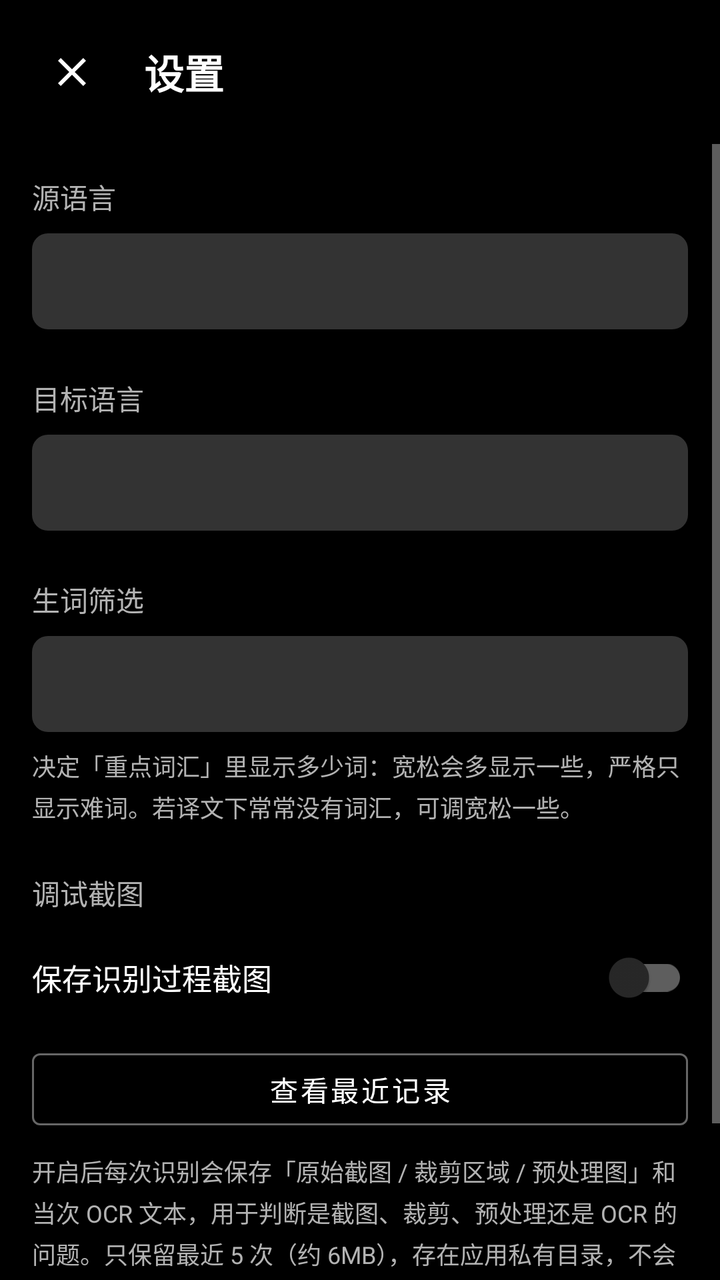
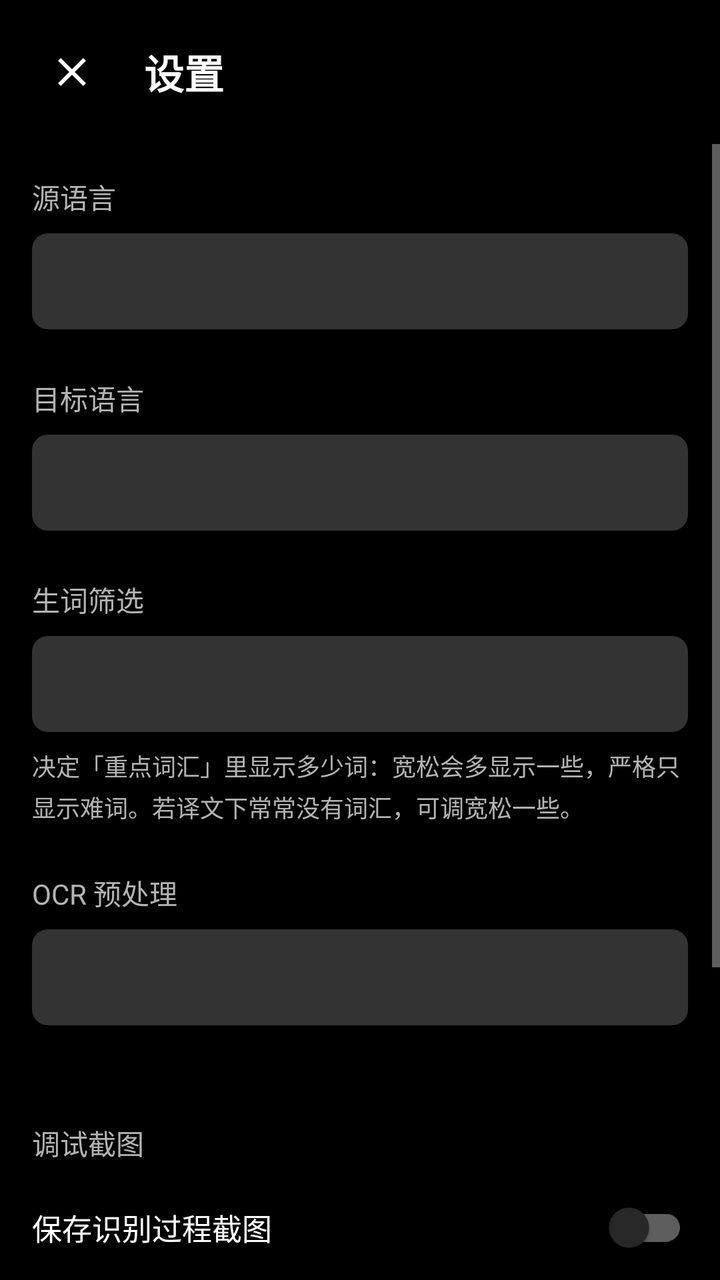

Screens rendered from an Android XML layout before and after an edit, with the pre-edit source and the edit as a unified diff.
<!-- AndroidManifest.xml: application theme Theme.SubtitleTranslator -->
<!-- res/layout/activity_settings.xml -->
<?xml version="1.0" encoding="utf-8"?>
<LinearLayout xmlns:android="http://schemas.android.com/apk/res/android"
    xmlns:app="http://schemas.android.com/apk/res-auto"
    android:layout_width="match_parent"
    android:layout_height="match_parent"
    android:orientation="vertical"
    android:background="@android:color/background_dark">

    
    <LinearLayout
        android:layout_width="match_parent"
        android:layout_height="wrap_content"
        android:orientation="horizontal"
        android:gravity="center_vertical"
        android:padding="16dp">

        <ImageButton
            android:id="@+id/btnBack"
            android:layout_width="40dp"
            android:layout_height="40dp"
            android:background="?attr/selectableItemBackgroundBorderless"
            android:src="@drawable/ic_close"
            android:contentDescription="返回" />

        <TextView
            android:layout_width="0dp"
            android:layout_height="wrap_content"
            android:layout_weight="1"
            android:layout_marginStart="16dp"
            android:text="设置"
            android:textSize="20sp"
            android:textStyle="bold"
            android:textColor="@android:color/white" />
    </LinearLayout>

    
    <ScrollView
        android:layout_width="match_parent"
        android:layout_height="match_parent"
        android:scrollbars="vertical">

        <LinearLayout
            android:layout_width="match_parent"
            android:layout_height="wrap_content"
            android:orientation="vertical"
            android:padding="16dp">

        <TextView
            android:layout_width="wrap_content"
            android:layout_height="wrap_content"
            android:text="源语言"
            android:textSize="14sp"
            android:textColor="@color/text_secondary" />

        <Spinner
            android:id="@+id/spinnerSource"
            android:layout_width="match_parent"
            android:layout_height="48dp"
            android:layout_marginTop="8dp"
            android:paddingHorizontal="12dp"
            android:background="@drawable/bg_word_item" />

        <TextView
            android:layout_width="wrap_content"
            android:layout_height="wrap_content"
            android:layout_marginTop="24dp"
            android:text="目标语言"
            android:textSize="14sp"
            android:textColor="@color/text_secondary" />

        <Spinner
            android:id="@+id/spinnerTarget"
            android:layout_width="match_parent"
            android:layout_height="48dp"
            android:layout_marginTop="8dp"
            android:paddingHorizontal="12dp"
            android:background="@drawable/bg_word_item" />

        <TextView
            android:layout_width="wrap_content"
            android:layout_height="wrap_content"
            android:layout_marginTop="24dp"
            android:text="生词筛选"
            android:textSize="14sp"
            android:textColor="@color/text_secondary" />

        <Spinner
            android:id="@+id/spinnerDifficulty"
            android:layout_width="match_parent"
            android:layout_height="48dp"
            android:layout_marginTop="8dp"
            android:paddingHorizontal="12dp"
            android:background="@drawable/bg_word_item" />

        <TextView
            android:layout_width="wrap_content"
            android:layout_height="wrap_content"
            android:layout_marginTop="8dp"
            android:text="决定「重点词汇」里显示多少词：宽松会多显示一些，严格只显示难词。若译文下常常没有词汇，可调宽松一些。"
            android:textSize="12sp"
            android:textColor="@color/text_secondary"
            android:lineSpacingMultiplier="1.2" />

        <TextView
            android:layout_width="wrap_content"
            android:layout_height="wrap_content"
            android:layout_marginTop="24dp"
            android:text="调试截图"
            android:textSize="14sp"
            android:textColor="@color/text_secondary" />

        <com.google.android.material.switchmaterial.SwitchMaterial
            android:id="@+id/switchDebugCapture"
            android:layout_width="match_parent"
            android:layout_height="wrap_content"
            android:layout_marginTop="8dp"
            android:text="保存识别过程截图"
            android:textColor="@android:color/white"
            android:textSize="15sp" />

        <Button
            android:id="@+id/btnViewDebugCaptures"
            style="?attr/materialButtonOutlinedStyle"
            app:strokeColor="@color/button_outline"
            android:layout_width="match_parent"
            android:layout_height="wrap_content"
            android:layout_marginTop="8dp"
            android:text="查看最近记录"
            android:textColor="@android:color/white" />

        <TextView
            android:layout_width="wrap_content"
            android:layout_height="wrap_content"
            android:layout_marginTop="8dp"
            android:text="开启后每次识别会保存「原始截图 / 裁剪区域 / 预处理图」和当次 OCR 文本，用于判断是截图、裁剪、预处理还是 OCR 的问题。只保留最近 5 次（约 6MB），存在应用私有目录，不会出现在相册里。"
            android:textSize="12sp"
            android:textColor="@color/text_secondary"
            android:lineSpacingMultiplier="1.2" />

        <TextView
            android:layout_width="wrap_content"
            android:layout_height="wrap_content"
            android:layout_marginTop="24dp"
            android:text="提示：语言与生词筛选设置在下次启动翻译服务时生效；调试截图开关立即生效"
            android:textSize="12sp"
            android:textColor="@color/text_secondary" />
        </LinearLayout>
    </ScrollView>

</LinearLayout>
<!-- resources referenced by this layout -->
<resources>
  <color name="button_outline">#66FFFFFF</color>
  <color name="text_secondary">#FFB3B3B3</color>
  <!-- drawable bg_word_item (drawable) -->
  <?xml version="1.0" encoding="utf-8"?>
  <shape xmlns:android="http://schemas.android.com/apk/res/android"
      android:shape="rectangle">
      <solid android:color="#33FFFFFF" />
      <corners android:radius="8dp" />
  </shape>
  <!-- drawable ic_close (drawable) -->
  <?xml version="1.0" encoding="utf-8"?>
  <vector xmlns:android="http://schemas.android.com/apk/res/android"
      android:width="24dp"
      android:height="24dp"
      android:viewportWidth="24"
      android:viewportHeight="24"
      android:tint="@android:color/white">
      <path
          android:fillColor="@android:color/white"
          android:pathData="M19,6.41L17.59,5 12,10.59 6.41,5 5,6.41 10.59,12 5,17.59 6.41,19 12,13.41 17.59,19 19,17.59 13.41,12z"/>
  </vector>
  <style name="Theme.SubtitleTranslator" parent="Theme.MaterialComponents.NoActionBar">
          
          <item name="colorPrimary">@color/purple_500</item>
          <item name="colorPrimaryVariant">@color/purple_700</item>
          <item name="colorOnPrimary">@color/white</item>
          
          <item name="colorSecondary">@color/teal_200</item>
          <item name="colorSecondaryVariant">@color/teal_700</item>
          <item name="colorOnSecondary">@color/black</item>
          
          <item name="android:statusBarColor">@android:color/background_dark</item>
          <item name="android:windowLightStatusBar">false</item>
          <item name="android:navigationBarColor">@android:color/background_dark</item>
      </style>
  <color name="purple_500">#FF6200EE</color>
  <color name="purple_700">#FF3700B3</color>
  <color name="white">#FFFFFFFF</color>
  <color name="teal_200">#FF03DAC5</color>
  <color name="teal_700">#FF018786</color>
  <color name="black">#FF000000</color>
</resources>

<!-- the commit's change to res/layout/activity_settings.xml (unified diff, before → after) -->
@@ -105,6 +105,31 @@
             android:layout_width="wrap_content"
             android:layout_height="wrap_content"
             android:layout_marginTop="24dp"
+            android:text="OCR 预处理"
+            android:textSize="14sp"
+            android:textColor="@color/text_secondary" />
+
+        <Spinner
+            android:id="@+id/spinnerPreprocess"
+            android:layout_width="match_parent"
+            android:layout_height="48dp"
+            android:layout_marginTop="8dp"
+            android:paddingHorizontal="12dp"
+            android:background="@drawable/bg_word_item" />
+
+        <TextView
+            android:id="@+id/tvPreprocessHint"
+            android:layout_width="wrap_content"
+            android:layout_height="wrap_content"
+            android:layout_marginTop="8dp"
+            android:textSize="12sp"
+            android:textColor="@color/text_secondary"
+            android:lineSpacingMultiplier="1.2" />
+
+        <TextView
+            android:layout_width="wrap_content"
+            android:layout_height="wrap_content"
+            android:layout_marginTop="24dp"
             android:text="调试截图"
             android:textSize="14sp"
             android:textColor="@color/text_secondary" />
